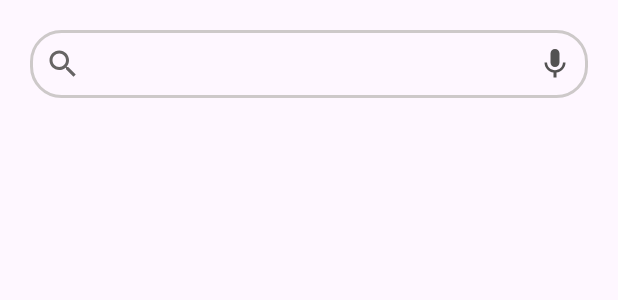
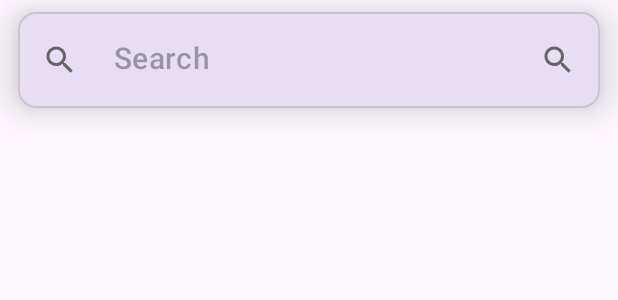
Before and after one commit to surajsahani/merakilearnAI, an Android app: the layout activity_main.xml on its own in the app's theme, with its tools: preview values and no code run, on a phone screen of 412 x 824 dp. Shown: the top 300 px of the screen. Run offline under Robolectric (Android 15) with nearby library versions, the phone set to English and light mode, and no system bars.

Commit message:
search view

```diff
--- a/app/src/main/java/com/androidhacks/merakiliteai/MainActivity.kt
+++ b/app/src/main/java/com/androidhacks/merakiliteai/MainActivity.kt
@@ -1,12 +1,13 @@
 package com.androidhacks.merakiliteai
 
+import android.content.Intent
 import androidx.appcompat.app.AppCompatActivity
 import android.os.Bundle
+import android.speech.RecognizerIntent
 import android.util.Log
 import android.widget.Toast
 import androidx.databinding.DataBindingUtil
 import androidx.lifecycle.ViewModelProvider
-import androidx.recyclerview.widget.GridLayoutManager
 import androidx.recyclerview.widget.LinearLayoutManager
 import com.androidhacks.merakiliteai.adapter.PathwayAdapter
 import com.androidhacks.merakiliteai.databinding.ActivityMainBinding
@@ -22,6 +23,16 @@ class MainActivity : AppCompatActivity() {
         super.onCreate(savedInstanceState)
         binding = DataBindingUtil.setContentView(this,R.layout.activity_main)
 
+
+        binding.searchBoxContainer.root.setOnClickListener {
+            val intent = Intent(RecognizerIntent.ACTION_RECOGNIZE_SPEECH).apply {
+                putExtra(
+                    RecognizerIntent.EXTRA_LANGUAGE_MODEL,
+                    RecognizerIntent.LANGUAGE_MODEL_FREE_FORM
+                )
+            }
+            startActivityForResult(intent, SPEECH_REQUEST_CODE)
+        }
 
         val repository = (application as AppApplication).repo
         viewModel = ViewModelProvider(this, HomeViewModelFactory(repository)).get(HomeViewModel::class.java)
@@ -44,5 +55,7 @@ class MainActivity : AppCompatActivity() {
         binding.pathwayRecycler.adapter = adapter
     }
 
-
+    companion object {
+        const val SPEECH_REQUEST_CODE = 0
+    }
 }
--- a/app/src/main/res/drawable/search_background.xml
+++ b/app/src/main/res/drawable/search_background.xml
@@ -1,5 +1,5 @@
 <?xml version="1.0" encoding="utf-8"?>
 <shape xmlns:android="http://schemas.android.com/apk/res/android">
-    <stroke android:color="#CDC9C9" android:width="2dp"/>
-    <corners android:radius="20dp"/>
+    <stroke android:color="#CDC9C9" android:width="1dp"/>
+    <corners android:radius="10dp"/>
 </shape>
--- a/app/src/main/res/layout/activity_main.xml
+++ b/app/src/main/res/layout/activity_main.xml
@@ -7,20 +7,27 @@
         android:layout_width="match_parent"
         android:layout_height="match_parent"
         tools:context=".hjkkkiukjMainActivity">
-<EditText
-    android:id="@+id/searchViewId"
-    android:minLines="1"
-    android:layout_width="match_parent"
-    android:layout_height="45dp"
-    android:layout_marginStart="20dp"
-    android:layout_marginEnd="20dp"
-    android:paddingStart="10dp"
-    android:drawableLeft="@drawable/baseline_search_24"
-    android:background="@drawable/search_background"
-    app:layout_constraintTop_toTopOf="parent"
-    android:drawableRight="@drawable/baseline_mic_24"
-    android:layout_marginTop="20dp"
-    android:paddingEnd="10dp"/>
+
+        <include
+            android:id="@+id/search_box_container"
+            layout="@layout/search_header_layout" />
+
+<!--<EditText-->
+<!--    android:id="@+id/searchViewId"-->
+<!--    android:minLines="1"-->
+<!--    android:layout_width="match_parent"-->
+<!--    android:layout_height="45dp"-->
+<!--    android:layout_marginStart="20dp"-->
+<!--    android:layout_marginEnd="20dp"-->
+<!--    android:hint="   Search"-->
+<!--    android:paddingStart="10dp"-->
+<!--    android:drawableLeft="@drawable/baseline_search_24"-->
+<!--    android:background="@drawable/search_background"-->
+<!--    app:layout_constraintTop_toTopOf="parent"-->
+<!--    android:drawableRight="@drawable/baseline_mic_24"-->
+<!--    android:layout_marginTop="20dp"-->
+<!--    android:paddingEnd="10dp"/>-->
+
         <androidx.recyclerview.widget.RecyclerView
             android:id="@+id/pathwayRecycler"
             android:layout_width="wrap_content"
@@ -28,7 +35,7 @@
             android:layout_marginTop="10dp"
             app:layout_constraintStart_toStartOf="parent"
             android:layout_marginStart="23dp"
-            app:layout_constraintTop_toBottomOf="@+id/searchViewId"
+            app:layout_constraintTop_toBottomOf="@+id/search_box_container"
       />
     </androidx.constraintlayout.widget.ConstraintLayout>
 </layout>
--- /dev/null
+++ b/app/src/main/res/layout/search_header_layout.xml
@@ -0,0 +1,60 @@
+<?xml version="1.0" encoding="utf-8"?>
+<layout xmlns:tools="http://schemas.android.com/tools"
+    xmlns:android="http://schemas.android.com/apk/res/android"
+    xmlns:app="http://schemas.android.com/apk/res-auto">
+<com.google.android.material.card.MaterialCardView
+    android:id="@+id/search_card_view"
+    android:layout_width="match_parent"
+    android:layout_height="?attr/actionBarSize"
+    android:layout_marginHorizontal="12dp"
+    android:layout_marginVertical="8dp"
+    app:cardCornerRadius="12dp"
+    app:cardElevation="16dp"
+    app:layout_constraintTop_toTopOf="parent">
+
+    <androidx.constraintlayout.widget.ConstraintLayout
+        android:layout_width="match_parent"
+        android:layout_height="match_parent">
+
+        <ImageView
+            android:id="@+id/search_image_view"
+            android:layout_width="wrap_content"
+            android:layout_height="wrap_content"
+            android:layout_marginStart="16dp"
+            android:src="@drawable/baseline_search_24"
+            app:layout_constraintBottom_toBottomOf="parent"
+            app:layout_constraintStart_toStartOf="parent"
+            app:layout_constraintTop_toTopOf="parent"
+            tools:ignore="ContentDescription" />
+
+        <ImageView
+            android:id="@+id/voice_search_query"
+            android:layout_width="wrap_content"
+            android:layout_height="wrap_content"
+            android:layout_marginEnd="8dp"
+            android:background="?attr/selectableItemBackground"
+            android:padding="8dp"
+            android:src="@drawable/baseline_search_24"
+            app:layout_constraintBottom_toBottomOf="parent"
+            app:layout_constraintEnd_toEndOf="parent"
+            app:layout_constraintTop_toTopOf="parent"
+            tools:ignore="ContentDescription" />
+
+        <androidx.appcompat.widget.AppCompatEditText
+            android:id="@+id/search_edit_text"
+            android:layout_width="0dp"
+            android:layout_height="wrap_content"
+            android:layout_marginHorizontal="24dp"
+            android:background="@android:color/transparent"
+            android:hint="Search"
+            android:inputType="text"
+            android:paddingTop="8dp"
+            android:textAppearance="?attr/textAppearanceHeadline6"
+            app:layout_constraintBottom_toBottomOf="@id/search_image_view"
+            app:layout_constraintEnd_toStartOf="@id/voice_search_query"
+            app:layout_constraintStart_toEndOf="@id/search_image_view" />
+
+    </androidx.constraintlayout.widget.ConstraintLayout>
+
+</com.google.android.material.card.MaterialCardView>
+</layout>
```
